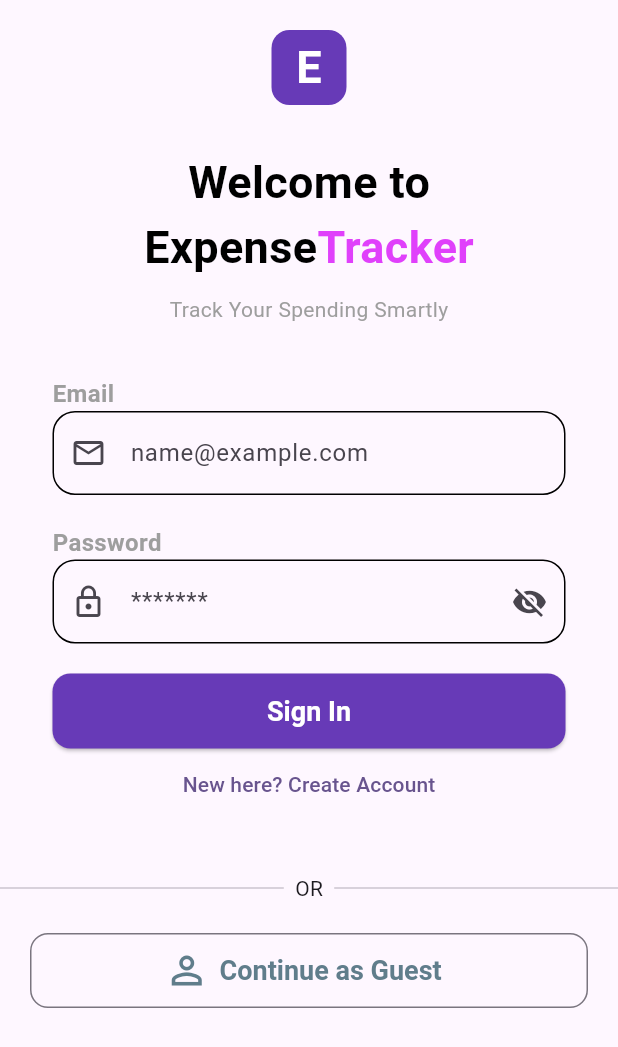
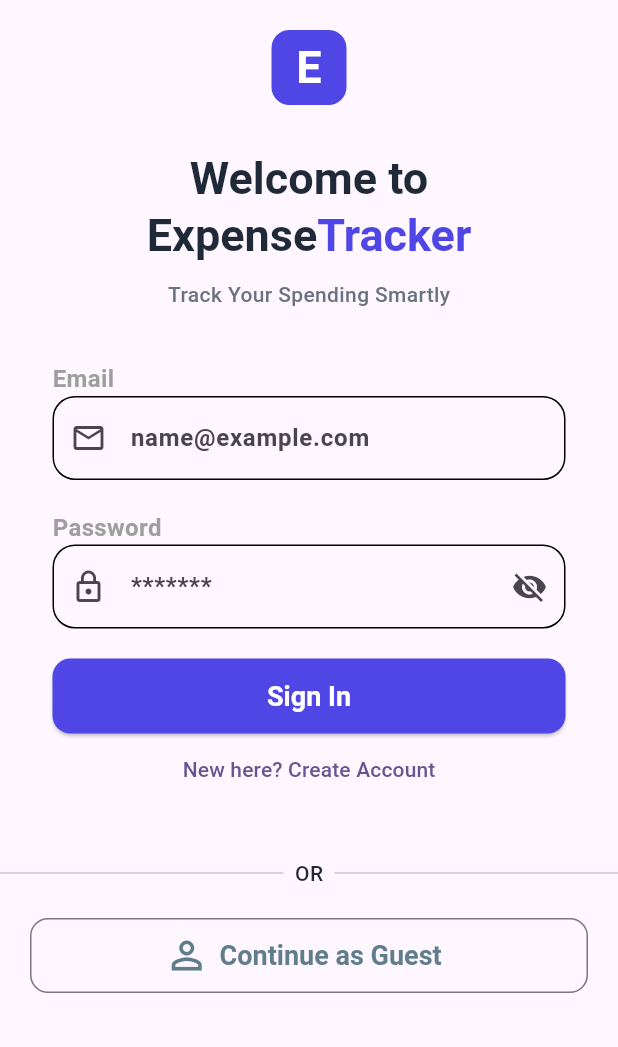
Before and after one commit to adnanflutterdev/expense_tracker, a Flutter app: the screen it shows after launch, on a phone screen of 412 x 824 dp. Shown: the top 1047 px of the screen. Run offline on Flutter 3.47's test engine with Material 3 defaults, Android fonts, the phone set to English and light mode, and no system bars; our stand-ins replace cloud_firestore, firebase_auth, firebase_core; accounts and stored records are empty.

Commit message:
Added TextTheme and build expense card on home tab

```diff
--- a/lib/main.dart
+++ b/lib/main.dart
@@ -1,5 +1,6 @@
 import 'package:expense_tracker/screens/auth_screen.dart';
 import 'package:expense_tracker/screens/login_screen.dart';
+import 'package:expense_tracker/utils/app_colors.dart';
 import 'package:flutter/material.dart';
 import 'package:firebase_core/firebase_core.dart';
 import 'firebase_options.dart';
@@ -22,8 +23,52 @@ class MyApp extends StatelessWidget {
       debugShowCheckedModeBanner: false,
       theme: ThemeData(
         colorScheme: .fromSeed(seedColor: Colors.deepPurple),
+
+        // Heading Text
+        textTheme: TextTheme(
+          headlineLarge: TextStyle(
+            color: AppColors.text,
+            fontSize: 30,
+            fontWeight: FontWeight.bold,
+          ),
+
+          titleLarge: TextStyle(
+            color: AppColors.text,
+            fontSize: 22,
+            fontWeight: FontWeight.bold,
+          ),
+          titleMedium: TextStyle(
+            color: AppColors.text,
+            fontSize: 20,
+            fontWeight: FontWeight.bold,
+          ),
+          titleSmall: TextStyle(
+            color: AppColors.text,
+            fontSize: 18,
+            fontWeight: FontWeight.bold,
+          ),
+
+          bodyLarge: TextStyle(
+            fontSize: 16,
+            fontWeight: FontWeight.w600,
+            color: AppColors.text,
+          ),
+          bodyMedium: TextStyle(
+            fontSize: 14,
+            fontWeight: FontWeight.w500,
+            color: AppColors.text,
+          ),
+          bodySmall: TextStyle(
+            fontSize: 12,
+            fontWeight: FontWeight.w400,
+            color: AppColors.text,
+          ),
+        ),
+
+        //
       ),
-      home: const AuthScreen()
+
+      home: const AuthScreen(),
     );
   }
 }
--- a/lib/screens/login_screen.dart
+++ b/lib/screens/login_screen.dart
@@ -3,6 +3,7 @@ import 'package:expense_tracker/helper/show_snackbars.dart';
 import 'package:expense_tracker/models/user.dart';
 import 'package:expense_tracker/screens/widgets/logo.dart';
 import 'package:expense_tracker/screens/widgets/title.dart';
+import 'package:expense_tracker/utils/app_colors.dart';
 import 'package:firebase_auth/firebase_auth.dart';
 import 'package:flutter/material.dart';
 
@@ -119,21 +120,19 @@ class _LoginScreenState extends State<LoginScreen> {
           child: Column(
             children: [
               SizedBox(height: 20),
-              logo(),
+              logo(context: context),
               SizedBox(height: 30),
               Text(
                 'Welcome to',
-                style: TextStyle(
-                  color: Colors.black,
-                  fontSize: 30,
-                  fontWeight: FontWeight.bold,
-                ),
+                style: Theme.of(context).textTheme.headlineLarge,
               ),
-              title(),
+              title(context: context),
               SizedBox(height: 10),
               Text(
                 'Track Your Spending Smartly',
-                style: TextStyle(color: Colors.grey),
+                style: Theme.of(
+                  context,
+                ).textTheme.bodyMedium?.copyWith(color: AppColors.mutedText),
               ),
               Padding(
                 padding: const EdgeInsets.all(20.0),
@@ -345,7 +344,7 @@ class _LoginScreenState extends State<LoginScreen> {
                                   onPressed: () =>
                                       authenticate(isSignin: isSignin),
                                   style: ElevatedButton.styleFrom(
-                                    backgroundColor: Colors.deepPurple,
+                                    backgroundColor: AppColors.primary,
                                     foregroundColor: Colors.white,
                                     textStyle: TextStyle(
                                       fontSize: 18,
--- a/lib/screens/widgets/logo.dart
+++ b/lib/screens/widgets/logo.dart
@@ -1,21 +1,20 @@
+import 'package:expense_tracker/utils/app_colors.dart';
 import 'package:flutter/material.dart';
 
-Container logo({double size = 50}) {
+Container logo({double size = 50, required BuildContext context}) {
   return Container(
     width: size,
     height: size,
     decoration: BoxDecoration(
-      color: Colors.deepPurple,
+      color: AppColors.primary,
       borderRadius: BorderRadius.circular(12),
     ),
     child: Center(
       child: Text(
         'E',
-        style: TextStyle(
-          fontSize: size == 50 ? 30 : 20,
-          fontWeight: FontWeight.bold,
-          color: Colors.white,
-        ),
+        style: Theme.of(
+          context,
+        ).textTheme.headlineLarge?.copyWith(color: AppColors.white),
       ),
     ),
   );
--- a/lib/screens/widgets/title.dart
+++ b/lib/screens/widgets/title.dart
@@ -1,25 +1,24 @@
+import 'package:expense_tracker/utils/app_colors.dart';
 import 'package:flutter/material.dart';
 
 Widget title({
   double size = 30,
   MainAxisAlignment alignment = MainAxisAlignment.center,
+  required BuildContext context,
 }) => Row(
   mainAxisAlignment: alignment,
   children: [
     Text(
       'Expense',
-      style: TextStyle(
-        color: Colors.black,
-        fontSize: size,
-        fontWeight: FontWeight.bold,
-      ),
+      style: Theme.of(
+        context,
+      ).textTheme.headlineLarge?.copyWith(fontSize: size),
     ),
     Text(
       'Tracker',
-      style: TextStyle(
-        color: Colors.purpleAccent,
+      style: Theme.of(context).textTheme.headlineLarge?.copyWith(
+        color: AppColors.primary,
         fontSize: size,
-        fontWeight: FontWeight.bold,
       ),
     ),
   ],
--- /dev/null
+++ b/lib/utils/app_colors.dart
@@ -0,0 +1,37 @@
+import 'package:flutter/material.dart';
+
+class AppColors {
+  static const Color white = Color(0xffFFFFFF);
+  static const Color primary = Color(0xff4F46E5);
+  static const Color gradientSt = Color(0xff4F46E5);
+  static const Color gradientEnd = Color(0xff7E22CE);
+  static const Color primaryLight = Color.fromARGB(255, 108, 100, 255);
+  static const Color shadow = Color(0xffC7D2FE);
+
+
+  //  Income Colors
+  static const Color inPrimary = Color(0xff10B981);
+  static const Color inBg = Color(0xff059669);
+  static const Color inLight = Color(0xff6EE7B7);
+
+  static const Color text = Color(0xff1F2937);
+  static const Color subText = Color(0xff4B5563);
+  static const Color mutedText = Color(0xff6B7280);
+  static const Color errorText = Color(0xffEF4444);
+  static const Color errorBg = Color(0xffFEF2F2);
+  // static const Color shadow = Color(0xff);
+  // static const Color shadow = Color(0xff);
+  // static const Color shadow = Color(0xff);
+  // static const Color shadow = Color(0xff);
+  // static const Color shadow = Color(0xff);
+  // static const Color shadow = Color(0xff);
+  // static const Color shadow = Color(0xff);
+  // static const Color shadow = Color(0xff);
+  // static const Color shadow = Color(0xff);
+  // static const Color shadow = Color(0xff);
+  // static const Color shadow = Color(0xff);
+  // static const Color shadow = Color(0xff);
+  // static const Color shadow = Color(0xff);
+  // static const Color shadow = Color(0xff);
+
+}
```
Also changed, not shown: lib/screens/tabs/home_tab.dart (+84 -2 lines), pubspec.yaml (+8 -1 lines), pubspec.lock, 5 other files.
